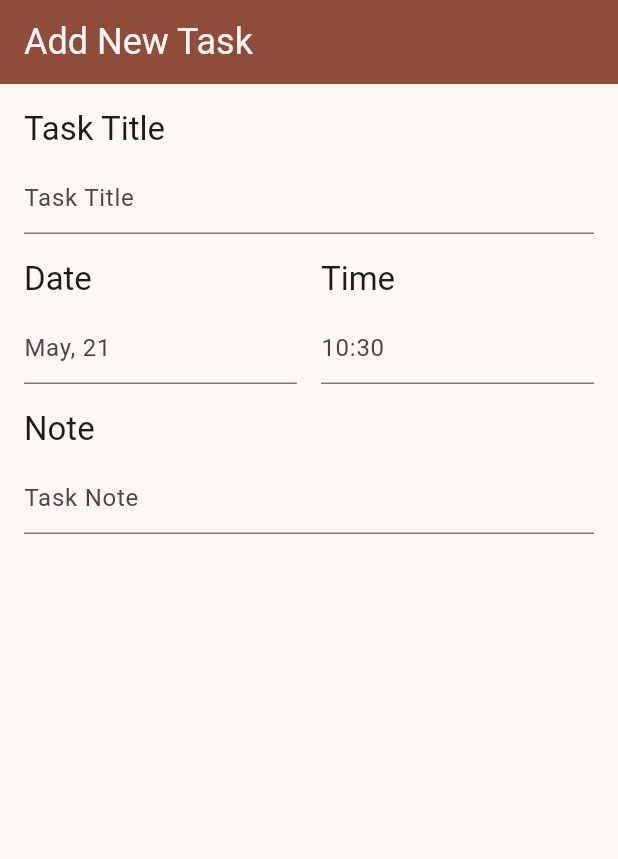
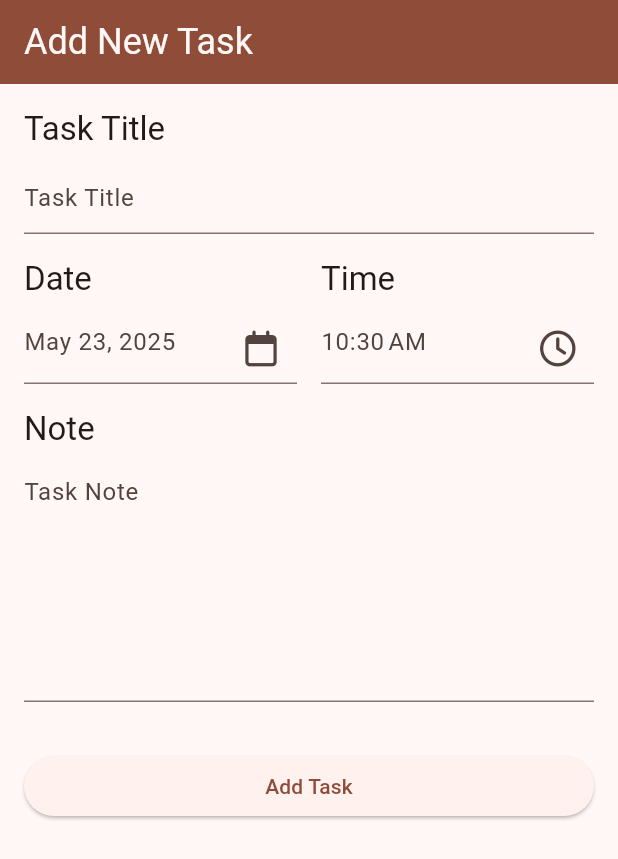
Before and after one commit to withered-flowers/apps-enough-with-todo, a Flutter app: the CreateTaskScreen screen opened by its route, on a phone screen of 412 x 824 dp. Shown: the top 859 px of the screen. Run offline on Flutter 3.47's test engine with Material 3 defaults, Android fonts, the phone set to English and light mode, and no system bars; our stand-ins replace equatable, flex_color_scheme, flutter_riverpod, font_awesome_flutter, gap, go_router and 1 more; Roboto replaces fonts that are missing (Dekko).

Commit message:
feat: Add New Task (partial done)

```diff
--- /dev/null
+++ b/lib/providers/date_provider.dart
@@ -0,0 +1,5 @@
+import 'package:flutter_riverpod/flutter_riverpod.dart';
+
+final dateProvider = StateProvider<DateTime>((ref) {
+  return DateTime.now();
+});
--- /dev/null
+++ b/lib/providers/providers.dart
@@ -0,0 +1,2 @@
+export 'date_provider.dart';
+export 'time_provider.dart';
--- /dev/null
+++ b/lib/providers/time_provider.dart
@@ -0,0 +1,6 @@
+import 'package:flutter/material.dart';
+import 'package:flutter_riverpod/flutter_riverpod.dart';
+
+final timeProvider = StateProvider<TimeOfDay>((ref) {
+  return TimeOfDay.now();
+});
--- a/lib/screens/create_task_screen.dart
+++ b/lib/screens/create_task_screen.dart
@@ -10,7 +10,7 @@ class CreateTaskScreen extends StatelessWidget {
 
   const CreateTaskScreen({super.key});
 
-  // TODO: Part 4 - 15:02
+  // TODO: Part 4 - 29:37
 
   @override
   Widget build(BuildContext context) {
@@ -23,22 +23,15 @@ class CreateTaskScreen extends StatelessWidget {
         physics: AlwaysScrollableScrollPhysics(),
         padding: EdgeInsets.all(16),
         child: Column(
+          crossAxisAlignment: CrossAxisAlignment.stretch,
           children: [
             CommonTextField(title: "Task Title", hintText: "Task Title"),
             Gap(16),
-            Row(
-              children: [
-                Expanded(
-                  child: CommonTextField(title: "Date", hintText: "May, 21"),
-                ),
-                Gap(16),
-                Expanded(
-                  child: CommonTextField(title: "Time", hintText: "10:30"),
-                ),
-              ],
-            ),
+            SelectDateTime(),
             Gap(16),
-            CommonTextField(title: "Note", hintText: "Task Note"),
+            CommonTextField(title: "Note", hintText: "Task Note", maxLines: 6),
+            Gap(32),
+            ElevatedButton(onPressed: () {}, child: Text("Add Task")),
           ],
         ),
       ),
--- /dev/null
+++ b/lib/utils/helpers.dart
@@ -0,0 +1,23 @@
+import 'package:flutter/material.dart';
+import 'package:intl/intl.dart';
+
+class Helpers {
+  Helpers._();
+
+  static String timeToString(TimeOfDay time) {
+    try {
+      final DateTime now = DateTime.now();
+      final date = DateTime(
+        now.year,
+        now.month,
+        now.day,
+        time.hour,
+        time.minute,
+      );
+
+      return DateFormat.jm().format(date);
+    } catch (err) {
+      return '12:00 pm';
+    }
+  }
+}
--- a/lib/utils/utils.dart
+++ b/lib/utils/utils.dart
@@ -1,2 +1,3 @@
 export 'extensions.dart';
 export 'task_categories.dart';
+export 'helpers.dart';
--- a/lib/widgets/common_text_field.dart
+++ b/lib/widgets/common_text_field.dart
@@ -6,12 +6,18 @@ class CommonTextField extends StatelessWidget {
   final String title;
   final String hintText;
   final TextEditingController? controller;
+  final Widget? suffixIcon;
+  final int? maxLines;
+  final bool readOnly;
 
   const CommonTextField({
     super.key,
     required this.title,
     required this.hintText,
     this.controller,
+    this.maxLines,
+    this.suffixIcon,
+    this.readOnly = false,
   });
 
   @override
@@ -22,9 +28,14 @@ class CommonTextField extends StatelessWidget {
         Text(title, style: context.textTheme.titleLarge),
         Gap(8),
         TextField(
+          readOnly: readOnly,
           controller: controller,
-          decoration: InputDecoration(hintText: hintText),
+          decoration: InputDecoration(
+            hintText: hintText,
+            suffixIcon: suffixIcon,
+          ),
           onChanged: (value) {},
+          maxLines: maxLines,
           onTapOutside: (event) {
             FocusManager.instance.primaryFocus?.unfocus();
           },
--- /dev/null
+++ b/lib/widgets/select_date_time.dart
@@ -0,0 +1,72 @@
+import 'package:enough_with_todo/providers/providers.dart';
+import 'package:enough_with_todo/utils/utils.dart';
+import 'package:enough_with_todo/widgets/widgets.dart';
+import 'package:flutter/material.dart';
+import 'package:font_awesome_flutter/font_awesome_flutter.dart';
+import 'package:gap/gap.dart';
+import 'package:flutter_riverpod/flutter_riverpod.dart';
+import 'package:intl/intl.dart';
+
+class SelectDateTime extends ConsumerWidget {
+  const SelectDateTime({super.key});
+
+  @override
+  Widget build(BuildContext context, WidgetRef ref) {
+    final date = ref.watch(dateProvider);
+    final time = ref.watch(timeProvider);
+
+    return Row(
+      children: [
+        Expanded(
+          child: CommonTextField(
+            title: "Date",
+            hintText: DateFormat.yMMMd().format(date),
+            suffixIcon: IconButton(
+              onPressed: () => _selectDate(context, ref),
+              icon: FaIcon(FontAwesomeIcons.calendar),
+            ),
+            readOnly: true,
+          ),
+        ),
+        Gap(16),
+        Expanded(
+          child: CommonTextField(
+            title: "Time",
+            hintText: Helpers.timeToString(time),
+            suffixIcon: IconButton(
+              onPressed: () => _selectTime(context, ref),
+              icon: FaIcon(FontAwesomeIcons.clock),
+            ),
+            readOnly: true,
+          ),
+        ),
+      ],
+    );
+  }
+
+  void _selectTime(BuildContext context, WidgetRef ref) async {
+    TimeOfDay? pickedTime = await showTimePicker(
+      context: context,
+      initialTime: TimeOfDay.now(),
+    );
+
+    if (pickedTime != null) {
+      ref.read(timeProvider.notifier).state = pickedTime;
+    }
+  }
+
+  void _selectDate(BuildContext context, WidgetRef ref) async {
+    final initialDate = ref.read(dateProvider);
+
+    DateTime? pickedDate = await showDatePicker(
+      context: context,
+      initialDate: initialDate,
+      firstDate: DateTime(DateTime.now().year),
+      lastDate: DateTime(DateTime.now().year + 100),
+    );
+
+    if (pickedDate != null) {
+      ref.read(dateProvider.notifier).state = pickedDate;
+    }
+  }
+}
--- a/lib/widgets/widgets.dart
+++ b/lib/widgets/widgets.dart
@@ -5,3 +5,4 @@ export 'task_tile.dart';
 export 'task_details.dart';
 export 'circle_container.dart';
 export 'common_text_field.dart';
+export 'select_date_time.dart';
```
